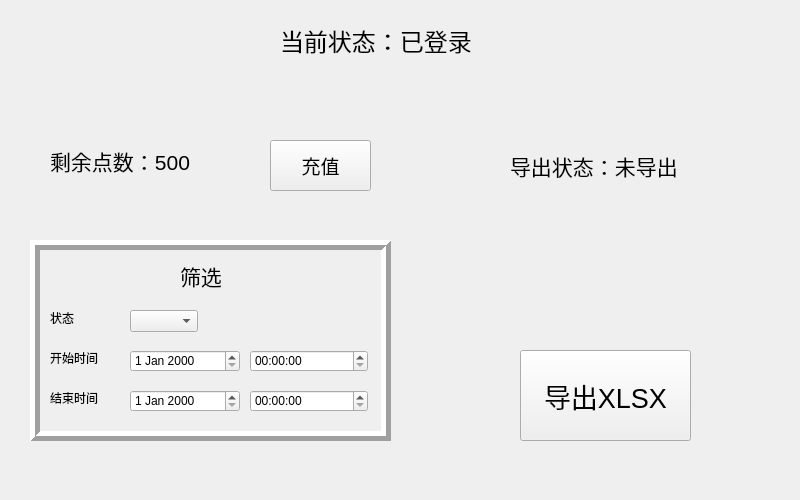
This is export_form.ui in vaca22/pyqt_listview as Qt 5 draws it before an edit. The edited form follows.
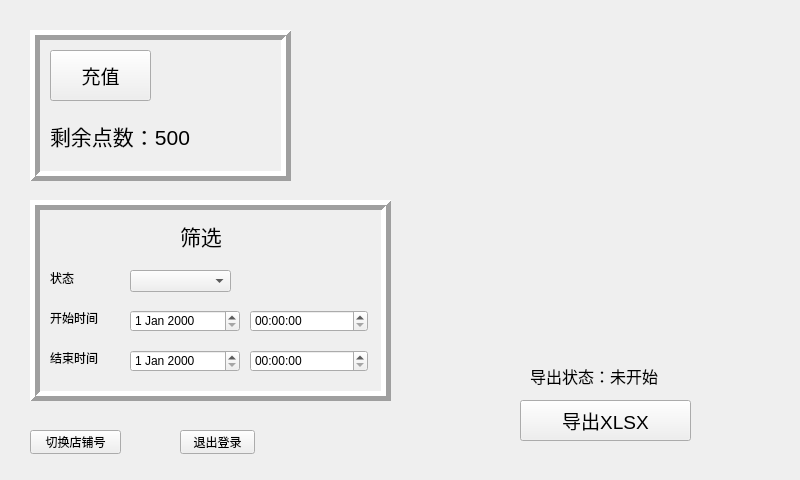
This is the edited form.

Commit message: sadfasdffghfghsdfgdfgkj,lsdfgdfgsecsdfsdfgdfggfasdfdfdghfdfhafgsddsfsdsdfgfghfsdasghjghghjhgfdfgghkfssdfdfgdfghgfffdgsdsdffdffsdfdgytufghdfgcsdfhgjzxc

Diff of the .ui file:
```diff
--- a/export_form.ui
+++ b/export_form.ui
@@ -7,7 +7,7 @@
     <x>0</x>
     <y>0</y>
     <width>800</width>
-    <height>500</height>
+    <height>480</height>
    </rect>
   </property>
   <property name="windowTitle">
@@ -26,29 +26,11 @@
     <string/>
    </property>
   </widget>
-  <widget class="QLabel" name="remain_point">
-   <property name="geometry">
-    <rect>
-     <x>50</x>
-     <y>130</y>
-     <width>221</width>
-     <height>61</height>
-    </rect>
-   </property>
-   <property name="font">
-    <font>
-     <pointsize>16</pointsize>
-    </font>
-   </property>
-   <property name="text">
-    <string>剩余点数：500</string>
-   </property>
-  </widget>
   <widget class="QFrame" name="frame">
    <property name="geometry">
     <rect>
      <x>30</x>
-     <y>240</y>
+     <y>200</y>
      <width>361</width>
      <height>201</height>
     </rect>
@@ -85,7 +67,7 @@
      <rect>
       <x>20</x>
       <y>110</y>
-      <width>54</width>
+      <width>71</width>
       <height>16</height>
      </rect>
     </property>
@@ -118,7 +100,7 @@
      <rect>
       <x>20</x>
       <y>150</y>
-      <width>54</width>
+      <width>71</width>
       <height>16</height>
      </rect>
     </property>
@@ -151,7 +133,7 @@
      <rect>
       <x>100</x>
       <y>70</y>
-      <width>68</width>
+      <width>101</width>
       <height>22</height>
      </rect>
     </property>
@@ -173,44 +155,83 @@
   <widget class="QLabel" name="login_status">
    <property name="geometry">
     <rect>
-     <x>280</x>
-     <y>20</y>
-     <width>251</width>
+     <x>510</x>
+     <y>30</y>
+     <width>181</width>
      <height>41</height>
     </rect>
    </property>
    <property name="font">
     <font>
-     <pointsize>18</pointsize>
+     <pointsize>12</pointsize>
     </font>
    </property>
    <property name="text">
-    <string>当前状态：已登录</string>
+    <string/>
    </property>
   </widget>
   <widget class="QPushButton" name="export_bt">
    <property name="geometry">
     <rect>
      <x>520</x>
-     <y>350</y>
+     <y>400</y>
      <width>171</width>
-     <height>91</height>
+     <height>41</height>
     </rect>
    </property>
    <property name="font">
     <font>
-     <pointsize>20</pointsize>
+     <pointsize>14</pointsize>
     </font>
    </property>
    <property name="text">
     <string>导出XLSX</string>
    </property>
   </widget>
+  <widget class="QLabel" name="export_status">
+   <property name="enabled">
+    <bool>true</bool>
+   </property>
+   <property name="geometry">
+    <rect>
+     <x>530</x>
+     <y>360</y>
+     <width>221</width>
+     <height>31</height>
+    </rect>
+   </property>
+   <property name="font">
+    <font>
+     <pointsize>12</pointsize>
+    </font>
+   </property>
+   <property name="text">
+    <string>导出状态：未开始</string>
+   </property>
+  </widget>
+  <widget class="QFrame" name="frame_charge">
+   <property name="geometry">
+    <rect>
+     <x>30</x>
+     <y>30</y>
+     <width>261</width>
+     <height>151</height>
+    </rect>
+   </property>
+   <property name="frameShape">
+    <enum>QFrame::Box</enum>
+   </property>
+   <property name="frameShadow">
+    <enum>QFrame::Raised</enum>
+   </property>
+   <property name="lineWidth">
+    <number>5</number>
+   </property>
   <widget class="QPushButton" name="recharge">
    <property name="geometry">
     <rect>
-     <x>270</x>
-     <y>140</y>
+      <x>20</x>
+      <y>20</y>
      <width>101</width>
      <height>51</height>
     </rect>
@@ -224,11 +245,11 @@
     <string>充值</string>
    </property>
   </widget>
-  <widget class="QLabel" name="export_status">
+   <widget class="QLabel" name="remain_point">
    <property name="geometry">
     <rect>
-     <x>510</x>
-     <y>140</y>
+      <x>20</x>
+      <y>80</y>
      <width>221</width>
      <height>51</height>
     </rect>
@@ -239,7 +260,34 @@
     </font>
    </property>
    <property name="text">
-    <string>导出状态：未导出</string>
+     <string>剩余点数：500</string>
+    </property>
+   </widget>
+  </widget>
+  <widget class="QPushButton" name="logout">
+   <property name="geometry">
+    <rect>
+     <x>180</x>
+     <y>430</y>
+     <width>75</width>
+     <height>24</height>
+    </rect>
+   </property>
+   <property name="text">
+    <string>退出登录</string>
+   </property>
+  </widget>
+  <widget class="QPushButton" name="switch_account">
+   <property name="geometry">
+    <rect>
+     <x>30</x>
+     <y>430</y>
+     <width>91</width>
+     <height>24</height>
+    </rect>
+   </property>
+   <property name="text">
+    <string>切换店铺号</string>
    </property>
   </widget>
  </widget>
```
Lines whose indentation alone changed are shown as unchanged. The commit also changes 2 other files.
